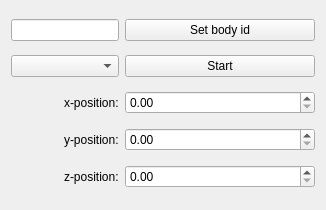
roussePaul/kampala, file gui/src/gui/pointInput.ui: the form before one commit.
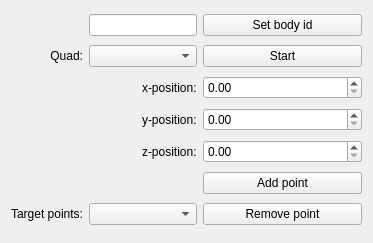
The form after the commit.

Commit message: Enabled adding multiple points at once in the user-input GUI

```diff
--- a/gui/src/gui/pointInput.ui
+++ b/gui/src/gui/pointInput.ui
@@ -6,8 +6,8 @@
    <rect>
     <x>0</x>
     <y>0</y>
-    <width>326</width>
-    <height>210</height>
+    <width>373</width>
+    <height>243</height>
    </rect>
   </property>
   <property name="windowTitle">
@@ -17,44 +17,40 @@
    <string notr="true"/>
   </property>
   <layout class="QGridLayout" name="gridLayout">
-   <item row="5" column="1">
-    <widget class="QDoubleSpinBox" name="YBox"/>
-   </item>
-   <item row="4" column="1">
-    <widget class="QDoubleSpinBox" name="XBox"/>
-   </item>
-   <item row="1" column="0">
+   <item row="2" column="1">
     <widget class="QComboBox" name="IrisInputBox"/>
    </item>
-   <item row="1" column="1">
-    <widget class="QPushButton" name="bStart">
-     <property name="text">
-      <string>Start</string>
-     </property>
-    </widget>
-   </item>
-   <item row="8" column="0" alignment="Qt::AlignRight">
+   <item row="9" column="1" alignment="Qt::AlignRight">
     <widget class="QLabel" name="label_3">
      <property name="text">
       <string>z-position:</string>
      </property>
     </widget>
    </item>
-   <item row="5" column="0" alignment="Qt::AlignRight">
-    <widget class="QLabel" name="label_2">
-     <property name="text">
-      <string>y-position:</string>
-     </property>
-    </widget>
+   <item row="6" column="2">
+    <widget class="QDoubleSpinBox" name="YBox"/>
    </item>
-   <item row="4" column="0" alignment="Qt::AlignRight">
+   <item row="5" column="2">
+    <widget class="QDoubleSpinBox" name="XBox"/>
+   </item>
+   <item row="5" column="1" alignment="Qt::AlignRight">
     <widget class="QLabel" name="label">
      <property name="text">
       <string>x-position:</string>
      </property>
     </widget>
    </item>
-   <item row="0" column="0">
+   <item row="6" column="1" alignment="Qt::AlignRight">
+    <widget class="QLabel" name="label_2">
+     <property name="text">
+      <string>y-position:</string>
+     </property>
+    </widget>
+   </item>
+   <item row="9" column="2">
+    <widget class="QDoubleSpinBox" name="ZBox"/>
+   </item>
+   <item row="0" column="1">
     <widget class="QLineEdit" name="IDInput">
      <property name="sizePolicy">
       <sizepolicy hsizetype="Minimum" vsizetype="Fixed">
@@ -64,7 +60,7 @@
      </property>
     </widget>
    </item>
-   <item row="0" column="1">
+   <item row="0" column="2">
     <widget class="QPushButton" name="IDButton">
      <property name="sizePolicy">
       <sizepolicy hsizetype="Expanding" vsizetype="Fixed">
@@ -77,8 +73,49 @@
      </property>
     </widget>
    </item>
-   <item row="8" column="1">
-    <widget class="QDoubleSpinBox" name="ZBox"/>
+   <item row="10" column="2">
+    <widget class="QPushButton" name="AddPointButton">
+     <property name="text">
+      <string>Add point</string>
+     </property>
+    </widget>
+   </item>
+   <item row="2" column="2">
+    <widget class="QPushButton" name="bStart">
+     <property name="text">
+      <string>Start</string>
+     </property>
+    </widget>
+   </item>
+   <item row="2" column="0">
+    <widget class="QLabel" name="label_5">
+     <property name="text">
+      <string>Quad:</string>
+     </property>
+     <property name="alignment">
+      <set>Qt::AlignRight|Qt::AlignTrailing|Qt::AlignVCenter</set>
+     </property>
+    </widget>
+   </item>
+   <item row="11" column="0">
+    <widget class="QLabel" name="label_4">
+     <property name="text">
+      <string>Target points:</string>
+     </property>
+     <property name="alignment">
+      <set>Qt::AlignRight|Qt::AlignTrailing|Qt::AlignVCenter</set>
+     </property>
+    </widget>
+   </item>
+   <item row="11" column="1">
+    <widget class="QComboBox" name="Pointlist"/>
+   </item>
+   <item row="11" column="2">
+    <widget class="QPushButton" name="RemovePointButton">
+     <property name="text">
+      <string>Remove point</string>
+     </property>
+    </widget>
    </item>
   </layout>
  </widget>
```
The commit also changes 2 other files.
